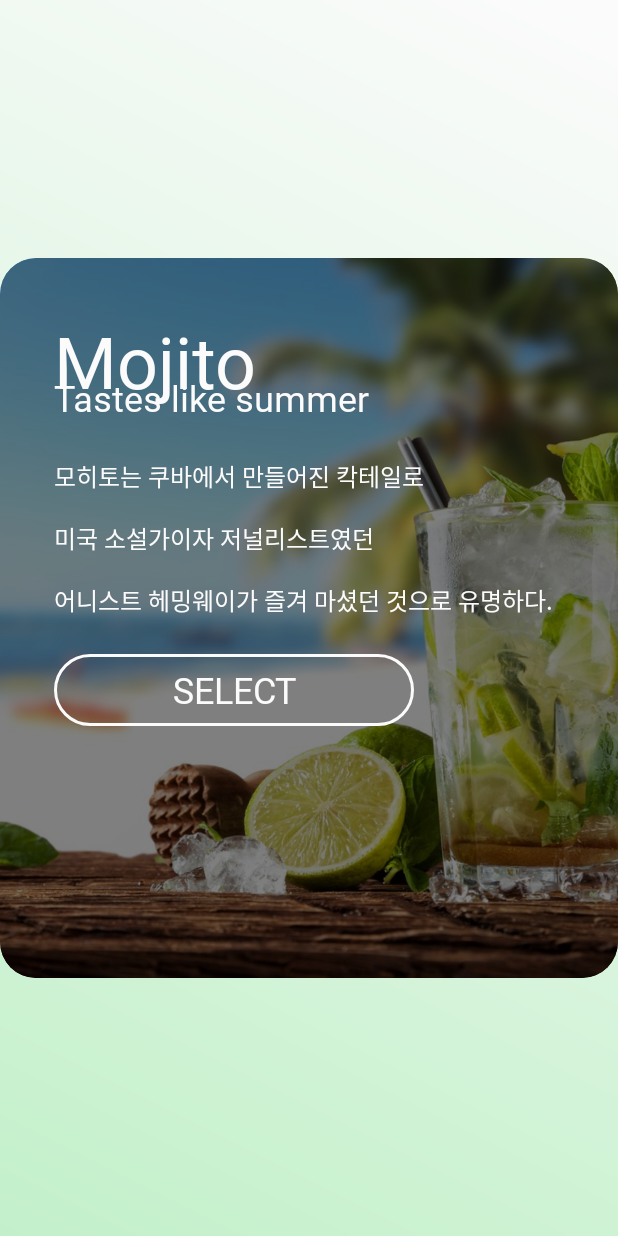
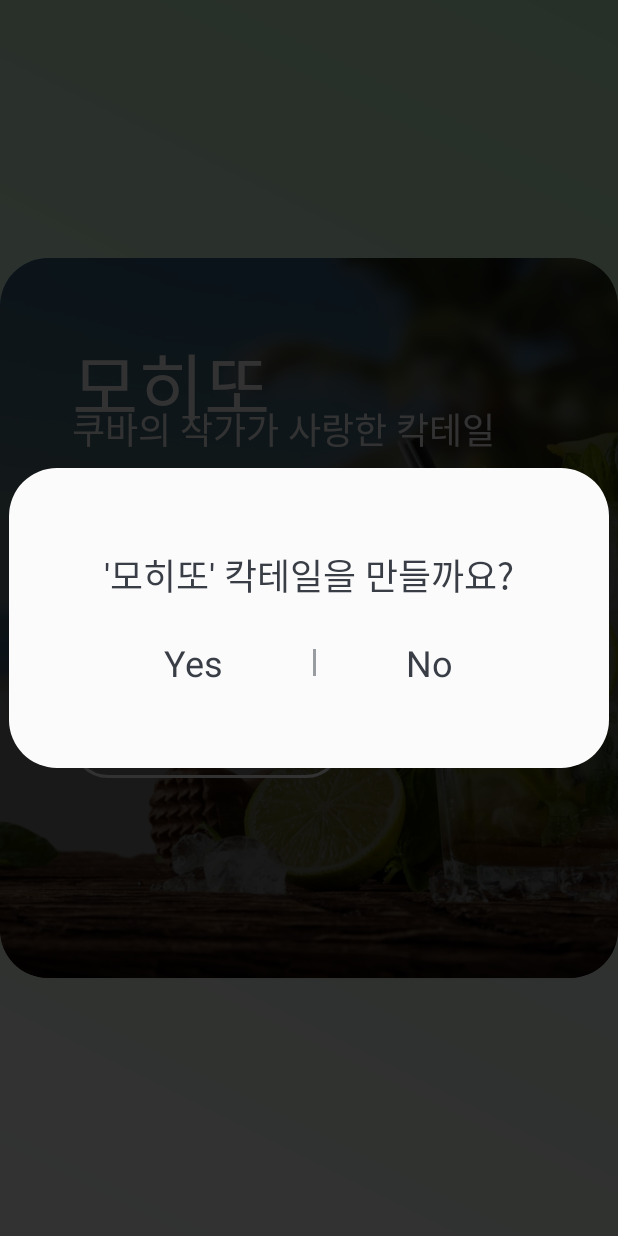
Before and after one commit to code-panic/Cocktail-Machine, an Android app: the screen it shows after launch (MainActivity), after a tap on "SELECT", on a phone screen of 412 x 824 dp. Run offline under Robolectric (Android 15) with nearby library versions, the phone set to English and light mode, and no system bars.

Commit message:
다이얼로그 추가

```diff
--- /dev/null
+++ b/CocktailMobileApp/app/src/main/java/com/example/administrator/cocktailmobileapp/CustomDialog.java
@@ -0,0 +1,56 @@
+package com.example.administrator.cocktailmobileapp;
+
+import android.app.Dialog;
+import android.content.Context;
+import android.os.Bundle;
+import android.view.View;
+import android.view.WindowManager;
+import android.widget.Button;
+import android.widget.TextView;
+
+public class CustomDialog extends Dialog {
+    private CustomDialog mSelf;
+
+    private int mPos;
+    private String mName;
+
+    public CustomDialog(Context context, int pos, String name) {
+        super(context, android.R.style.Theme_Translucent_NoTitleBar);
+
+        this.mSelf = this;
+        this.mPos = pos;
+        this.mName = name;
+    }
+
+    @Override
+    protected void onCreate(Bundle savedInstanceState) {
+        super.onCreate(savedInstanceState);
+
+        WindowManager.LayoutParams layoutParams = new WindowManager.LayoutParams();
+        layoutParams.flags = WindowManager.LayoutParams.FLAG_DIM_BEHIND;
+        layoutParams.dimAmount = 0.8f;
+        getWindow().setAttributes(layoutParams);
+
+        setContentView(R.layout.dialog_check);
+
+        TextView textView = this.findViewById(R.id.text);
+        Button yesButton = this.findViewById(R.id.yes);
+        Button noButton = this.findViewById(R.id.no);
+
+        textView.setText("'" + mName + "' 칵테일을 만들까요?");
+
+        yesButton.setOnClickListener(new View.OnClickListener() {
+            @Override
+            public void onClick(View view) {
+                setContentView(R.layout.dialog_makeing);
+            }
+        });
+
+        noButton.setOnClickListener(new View.OnClickListener() {
+            @Override
+            public void onClick(View view) {
+                mSelf.dismiss();
+            }
+        });
+    }
+}
--- a/CocktailMobileApp/app/src/main/java/com/example/administrator/cocktailmobileapp/SlideAdapter.java
+++ b/CocktailMobileApp/app/src/main/java/com/example/administrator/cocktailmobileapp/SlideAdapter.java
@@ -4,7 +4,6 @@ import android.graphics.drawable.GradientDrawable;
 import android.support.v4.app.Fragment;
 import android.support.v4.app.FragmentManager;
 import android.support.v4.app.FragmentPagerAdapter;
-import android.view.View;
 
 public class SlideAdapter extends FragmentPagerAdapter {
     private static final String TAG = "SlideAdapter";
@@ -18,8 +17,8 @@ public class SlideAdapter extends FragmentPagerAdapter {
         switch (pos) {
             case 0:
                 return SlideFragment.createSlideFragment(
-                        "Mojito",
-                        "Tastes like summer",
+                        "모히또",
+                        "쿠바의 작가가 사랑한 칵테일",
                         "모히토는 쿠바에서 만들어진 칵테일로\n" +
                         "미국 소설가이자 저널리스트였던\n" +
                         "어니스트 헤밍웨이가 즐겨 마셨던 것으로 유명하다.",
@@ -31,15 +30,15 @@ public class SlideAdapter extends FragmentPagerAdapter {
 
             case 1:
                 return SlideFragment.createSlideFragment(
-                        "Sunrise",
-                        "Tastes like tropical",
+                        "선라이즈",
+                        "열대과일 같은 상큼함",
                         "마치 석양을 보는 것\n" +
                                 "미국 소설가이자 저널리스트였던 어니스트 헤밍웨이가\n" +
                                 "즐겨 마셨던 것으로 유명하다.",
-                        R.drawable.image_mojito,
-                        GradientDrawable.Orientation.BL_TR,
-                        R.color.colorWhite,
-                        R.color.colorGreen,
+                        R.drawable.image_sunrise,
+                        GradientDrawable.Orientation.BR_TL,
+                        R.color.colorSunriseLight,
+                        R.color.colorSunriseDark,
                         pos);
         }
 
--- a/CocktailMobileApp/app/src/main/java/com/example/administrator/cocktailmobileapp/SlideFragment.java
+++ b/CocktailMobileApp/app/src/main/java/com/example/administrator/cocktailmobileapp/SlideFragment.java
@@ -55,27 +55,29 @@ public class SlideFragment extends Fragment {
         mCardImage = view.findViewById(R.id.card_image);
         mBackground = view.findViewById(R.id.background);
 
-        Bundle bundle = getArguments();
+        final Bundle bundle = getArguments();
 
         mName.setText(bundle.getString("name"));
         mTitle.setText(bundle.getString("title"));
         mDesciption.setText(bundle.getString("description"));
         mCardImage.setImageBitmap(getRoundedBitmap(bundle.getInt("imageID")));
 
-        GradientDrawable gradientDrawable = new GradientDrawable(GradientDrawable.Orientation.BL_TR, new int[] {getResources().getColor(R.color.colorGreen), getResources().getColor(R.color.colorWhite)});
+        GradientDrawable gradientDrawable = new GradientDrawable(GradientDrawable.Orientation.BL_TR, new int[] {getResources().getColor(bundle.getInt("gradientStartColor")), getResources().getColor(bundle.getInt("gradientEndColor"))});
         gradientDrawable.setCornerRadius(0f);
         mBackground.setBackgroundDrawable(gradientDrawable);
 
         mButton.setOnClickListener(new View.OnClickListener() {
             @Override
             public void onClick(View view) {
-
+                CustomDialog dialog = new CustomDialog(getContext(), bundle.getInt("pos"), bundle.getString("name"));
+                dialog.show();
             }
         });
 
         return view;
     }
 
+    //이미지의 모서리 라운딩 처리
     private Bitmap getRoundedBitmap(int imageId) {
         Bitmap bitmap = BitmapFactory.decodeResource( getResources(), imageId);
         RoundedBitmapDrawable roundedDrawable = RoundedBitmapDrawableFactory.create(getResources(), bitmap);
--- /dev/null
+++ b/CocktailMobileApp/app/src/main/res/drawable/background_button_dialog.xml
@@ -0,0 +1,5 @@
+<?xml version="1.0" encoding="utf-8"?>
+<shape xmlns:android="http://schemas.android.com/apk/res/android">
+    <solid android:color="@color/colorWhite"/>
+    <corners android:radius="24dp" />
+</shape>
--- /dev/null
+++ b/CocktailMobileApp/app/src/main/res/drawable/background_dialog.xml
@@ -0,0 +1,5 @@
+<?xml version="1.0" encoding="utf-8"?>
+<shape xmlns:android="http://schemas.android.com/apk/res/android">
+    <solid android:color="@color/colorWhite"/>
+    <corners android:radius="@dimen/corner_radius" />
+</shape>
--- /dev/null
+++ b/CocktailMobileApp/app/src/main/res/layout/dialog_check.xml
@@ -0,0 +1,53 @@
+<?xml version="1.0" encoding="utf-8"?>
+<LinearLayout xmlns:android="http://schemas.android.com/apk/res/android"
+    android:layout_width="400dp"
+    android:layout_height="200dp"
+    android:layout_gravity="center"
+    android:background="@drawable/background_dialog"
+    android:orientation="vertical"
+    android:gravity="center">
+
+    <TextView
+        android:id="@+id/text"
+        android:layout_width="match_parent"
+        android:layout_height="wrap_content"
+        android:layout_marginBottom="24dp"
+        android:fontFamily="@font/spoqa_regular"
+        android:text="모히또 칵테일을 만들까요?"
+        android:textAlignment="center"
+        android:textColor="@color/colorBlack"
+        android:textSize="24sp" />
+
+    <LinearLayout
+        android:layout_width="match_parent"
+        android:layout_height="wrap_content"
+        android:gravity="center"
+        android:orientation="horizontal">
+
+        <Button
+            android:id="@+id/yes"
+            android:layout_width="wrap_content"
+            android:layout_height="wrap_content"
+            android:background="@drawable/background_button_dialog"
+            android:paddingHorizontal="60dp"
+            android:text="Yes"
+            android:textColor="@color/colorBlack"
+            android:textSize="24sp" />
+
+        <View
+            android:layout_width="2dp"
+            android:layout_height="18dp"
+            android:layout_gravity="center"
+            android:background="@color/colorBlack_50" />
+
+        <Button
+            android:id="@+id/no"
+            android:layout_width="wrap_content"
+            android:layout_height="wrap_content"
+            android:background="@drawable/background_button_dialog"
+            android:paddingHorizontal="60dp"
+            android:text="No"
+            android:textColor="@color/colorBlack"
+            android:textSize="24sp" />
+    </LinearLayout>
+</LinearLayout>
--- /dev/null
+++ b/CocktailMobileApp/app/src/main/res/layout/dialog_complete.xml
@@ -0,0 +1,26 @@
+<?xml version="1.0" encoding="utf-8"?>
+<LinearLayout xmlns:android="http://schemas.android.com/apk/res/android"
+    android:layout_width="400dp"
+    android:layout_height="200dp"
+    android:layout_gravity="center"
+    android:background="@drawable/background_dialog"
+    android:orientation="vertical"
+    android:gravity="center">
+
+    <ImageView
+        android:id="@+id/text"
+        android:layout_width="match_parent"
+        android:layout_height="72dp"
+        android:layout_marginBottom="12dp"
+        android:src="@drawable/image_cocktail" />
+
+    <TextView
+        android:id="@+id/state"
+        android:layout_width="match_parent"
+        android:layout_height="wrap_content"
+        android:fontFamily="@font/spoqa_regular"
+        android:text="칵테일을 완성했습니다!"
+        android:textAlignment="center"
+        android:textColor="@color/colorBlack"
+        android:textSize="24sp" />
+</LinearLayout>
--- /dev/null
+++ b/CocktailMobileApp/app/src/main/res/layout/dialog_makeing.xml
@@ -0,0 +1,26 @@
+<?xml version="1.0" encoding="utf-8"?>
+<LinearLayout xmlns:android="http://schemas.android.com/apk/res/android"
+    android:layout_width="400dp"
+    android:layout_height="200dp"
+    android:layout_gravity="center"
+    android:background="@drawable/background_dialog"
+    android:orientation="vertical"
+    android:gravity="center">
+
+    <ImageView
+        android:id="@+id/text"
+        android:layout_width="match_parent"
+        android:layout_height="72dp"
+        android:layout_marginBottom="12dp"
+        android:src="@drawable/image_cocktail" />
+
+    <TextView
+        android:id="@+id/state"
+        android:layout_width="match_parent"
+        android:layout_height="wrap_content"
+        android:fontFamily="@font/spoqa_regular"
+        android:text="칵테일을 만드는 중입니다 . . ."
+        android:textAlignment="center"
+        android:textColor="@color/colorBlack"
+        android:textSize="24sp" />
+</LinearLayout>
--- a/CocktailMobileApp/app/src/main/res/layout/fragment_slideview.xml
+++ b/CocktailMobileApp/app/src/main/res/layout/fragment_slideview.xml
@@ -44,8 +44,8 @@
             <LinearLayout
                 android:layout_width="wrap_content"
                 android:layout_height="wrap_content"
-                android:layout_marginLeft="36dp"
-                android:layout_marginTop="36dp"
+                android:layout_marginLeft="48dp"
+                android:layout_marginTop="48dp"
                 android:orientation="vertical">
 
                 <TextView
@@ -53,7 +53,7 @@
                     android:layout_width="wrap_content"
                     android:layout_height="wrap_content"
                     android:fontFamily="@font/spoqa_bold"
-                    android:text="@string/dummy_name"
+                    android:text="모히또"
                     android:textColor="@color/colorWhite"
                     android:textSize="@dimen/name_size" />
 
@@ -63,7 +63,7 @@
                     android:layout_width="wrap_content"
                     android:layout_height="wrap_content"
                     android:fontFamily="@font/spoqa_regular"
-                    android:text="tastes like summer"
+                    android:text="쿠바의 작가가 사랑한 칵테일"
                     android:textColor="@color/colorWhite"
                     android:textSize="@dimen/title_size" />
 
@@ -80,10 +80,10 @@
 
                 <Button
                     android:id="@+id/button"
-                    android:layout_width="240dp"
+                    android:layout_width="180dp"
                     android:layout_height="48dp"
-                    android:layout_marginTop="24dp"
-                    android:background="@drawable/background_button"
+                    android:layout_marginTop="36dp"
+                    android:background="@drawable/background_button_select"
                     android:fontFamily="@font/spoqa_regular"
                     android:text="@string/button_text"
                     android:textColor="@color/colorWhite"
--- a/CocktailMobileApp/app/src/main/res/values/colors.xml
+++ b/CocktailMobileApp/app/src/main/res/values/colors.xml
@@ -8,4 +8,7 @@
     <color name="colorBlack">#393E46</color>
     <color name="colorBlack_50">#80393E46</color>
     <color name="colorGreen">#c3f0ca</color>
+
+    <color name="colorSunriseLight">#feca05</color>
+    <color name="colorSunriseDark">#fa5a06</color>
 </resources>
--- a/CocktailMobileApp/app/src/main/res/values/dimens.xml
+++ b/CocktailMobileApp/app/src/main/res/values/dimens.xml
@@ -1,5 +1,5 @@
 <resources>
-    <dimen name="corner_radius">24dp</dimen>
+    <dimen name="corner_radius">32dp</dimen>
 
     <dimen name="name_size">48sp</dimen>
     <dimen name="title_size">24sp</dimen>
--- a/CocktailMobileApp/app/src/main/res/values/strings.xml
+++ b/CocktailMobileApp/app/src/main/res/values/strings.xml
@@ -3,7 +3,9 @@
 
     <string name="button_text">Select</string>
 
-    <string name="dummy_name">Mogito</string>
-    <string name="dummy_description"> Lorem Ipsum has been the industrys standard\n dummy text ever since the 1500s, when an\n unknown printer took a galley of type</string>
-
+    <string name="dummy_description">
+        모히토는 쿠바에서 만들어진 칵테일로\n
+        미국 소설가이자 저널리스트였던\n
+        어니스트 헤밍웨이가 즐겨 마셨던 것으로 유명하다
+    </string>
 </resources>
```
Also changed, not shown: CocktailMobileApp/app/src/main/res/drawable/background_button_select.xml (renamed from CocktailMobileApp/app/src/main/res/drawable/background_button.xml), CocktailMobileApp/app/src/main/res/drawable/image_cocktail.png (added), CocktailMobileApp/app/src/main/res/drawable/image_sunrise.jpg (added), 1 other file.
